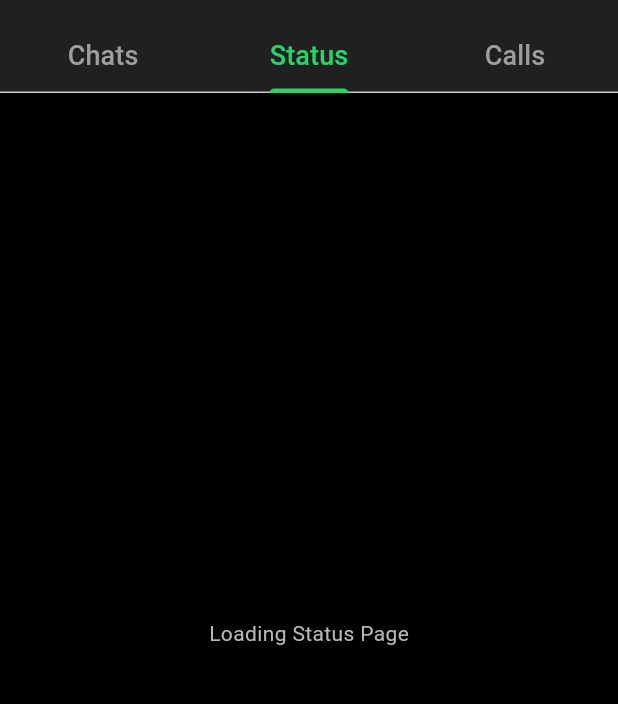
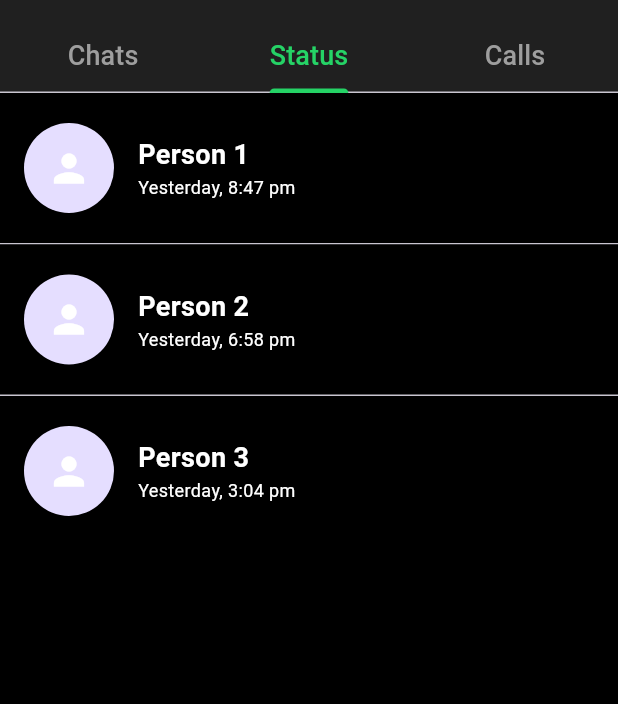
Before and after one commit to SanduSenarathne/demo_app, a Flutter app: the screen it shows after launch, tab 2 chosen, on a phone screen of 412 x 824 dp, the part 63-767 px from its top. Run offline on Flutter 3.47's test engine with Material 2 defaults, Android fonts, the phone set to English and light mode, and no system bars; our stand-ins replace get.

Commit message:
create status display page

```diff
--- a/lib/View/chatPage.dart
+++ b/lib/View/chatPage.dart
@@ -12,7 +12,7 @@ class ChatPage extends StatelessWidget {
 
   @override
   Widget build(BuildContext context) {
-    List<Map<String, dynamic>> personData = [
+    List<Map<String, dynamic>> chatData = [
       {
         'name': 'Person 1',
         'icon': Icons.person,
@@ -35,9 +35,9 @@ class ChatPage extends StatelessWidget {
             height: 1,
           ),
           padding: EdgeInsets.all(0.0),
-          itemCount: personData.length,
+          itemCount: chatData.length,
           itemBuilder: (context, i) {
-            final person = personData[i];
+            final person = chatData[i];
             return Container(
               height: 100,
               width: double.infinity,
--- a/lib/View/statusPage.dart
+++ b/lib/View/statusPage.dart
@@ -12,16 +12,82 @@ class StatusPage extends StatelessWidget {
 
   @override
   Widget build(BuildContext context) {
-    return Scaffold(
-      body: Center(
-        child: Text(
-          'Loading Status Page',
-          style: TextStyle(
-            color: Color.fromARGB(255, 183, 181, 181),
+    List<Map<String, dynamic>> statusData = [
+      {
+        'name': 'Person 1',
+        'time': 'Yesterday, 8:47 pm',
+        'icon': Icons.person,
+      },
+      {
+        'name': 'Person 2',
+        'time': 'Yesterday, 6:58 pm',
+        'icon': Icons.person,
+      },
+      {
+        'name': 'Person 3',
+        'time': 'Yesterday, 3:04 pm',
+        'icon': Icons.person,
+      },
+    ];
+
+    return Container(
+      color: Colors.black,
+      child: Scrollbar(
+        child: ListView.separated(
+          separatorBuilder: (context, child) => Divider(
+            height: 1,
           ),
+          padding: EdgeInsets.all(0.0),
+          itemCount: statusData.length,
+          itemBuilder: (context, i) {
+            final person = statusData[i];
+            return Container(
+              height: 100,
+              width: double.infinity,
+              color: Colors.black,
+              child: Row(
+                children: [
+                  SizedBox(width: 16),
+                  CircleAvatar(
+                    radius: 30,
+                    child: Icon(
+                      person['icon'],
+                      size: 30,
+                      color: Colors.white,
+                    ),
+                  ),
+                  SizedBox(width: 16),
+                  Row(
+                    children: [
+                      Column(
+                        mainAxisAlignment: MainAxisAlignment.center,
+                        crossAxisAlignment: CrossAxisAlignment.start,
+                        children: [
+                          Text(
+                            person['name'],
+                            style: TextStyle(
+                              color: Colors.white,
+                              fontSize: 18,
+                              fontWeight: FontWeight.bold,
+                            ),
+                          ),
+                          Text(
+                            person['time'],
+                            style: TextStyle(
+                              color: Colors.white,
+                              fontSize: 12,
+                            ),
+                          ),
+                        ],
+                      ),
+                    ],
+                  ),
+                ],
+              ),
+            );
+          },
         ),
       ),
-      backgroundColor: Colors.black,
     );
   }
 }
```
